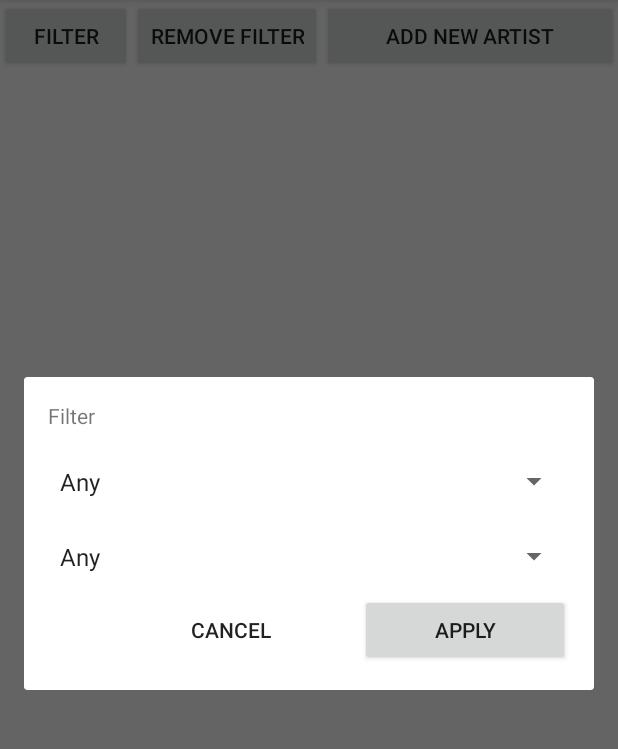
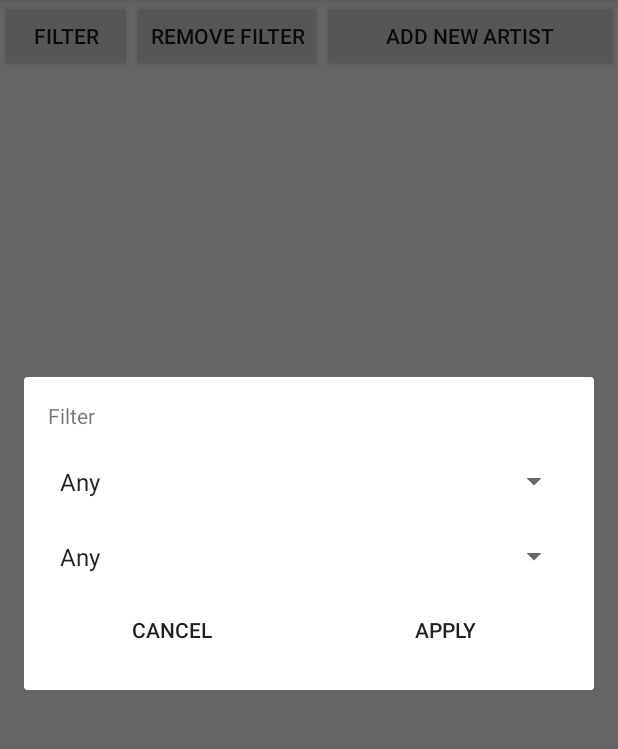
Before and after one commit to eTimokhov/MusicArtistsApp, an Android app: the screen it shows after launch (MainActivity), after a tap on "FILTER", on a phone screen of 412 x 824 dp, the part 84-833 px from its top. Run offline under Robolectric (Android 15) with nearby library versions, the phone set to English and light mode, and no system bars; our stand-ins replace Firebase (no records; nobody signed in at launch, a user with empty details on screens opened directly).

Commit message:
small layout fixes

```diff
--- a/app/src/main/res/layout/activity_artist_details.xml
+++ b/app/src/main/res/layout/activity_artist_details.xml
@@ -21,7 +21,7 @@
             android:layout_marginStart="8dp"
             android:layout_marginTop="8dp"
             android:textAppearance="@style/TextAppearance.AppCompat.Large"
-            android:textColor="@android:color/primary_text_dark"
+            android:textColor="@android:color/black"
             android:textStyle="bold"
             tools:text="John Doe" />
 
@@ -32,7 +32,7 @@
             android:layout_marginStart="8dp"
             android:layout_marginTop="8dp"
             android:textAppearance="@style/TextAppearance.AppCompat.Medium"
-            android:textColor="@android:color/white"
+            android:textColor="@android:color/primary_text_light_nodisable"
             tools:text="Pop, Hip-hop" />
 
     <TextView
@@ -42,7 +42,7 @@
             android:layout_marginStart="8dp"
             android:layout_marginTop="8dp"
             android:textAppearance="@style/TextAppearance.AppCompat.Small"
-            android:textColor="@android:color/white"
+            android:textColor="@android:color/background_dark"
             tools:text="United States" />
 
     <TextView
--- a/app/src/main/res/layout/add_artist_fragment.xml
+++ b/app/src/main/res/layout/add_artist_fragment.xml
@@ -75,11 +75,6 @@
             android:layout_height="wrap_content"
             android:orientation="horizontal">
 
-        <View
-                android:layout_width="0dp"
-                android:layout_height="0dp"
-                android:layout_weight="1" />
-
 
         <Button
                 android:id="@+id/add_artist_cancel"
@@ -92,6 +87,7 @@
 
         <Button
                 android:id="@+id/add_artist_save"
+                style="@android:style/Widget.DeviceDefault.Button.Borderless"
                 android:layout_width="wrap_content"
                 android:layout_height="wrap_content"
                 android:layout_weight="1"
--- a/app/src/main/res/layout/filter_fragment.xml
+++ b/app/src/main/res/layout/filter_fragment.xml
@@ -34,11 +34,6 @@
             android:layout_height="wrap_content"
             android:orientation="horizontal">
 
-        <View
-                android:layout_width="0dp"
-                android:layout_height="0dp"
-                android:layout_weight="1" />
-
         <Button
                 android:id="@+id/button_cancel"
                 style="@style/Base.Widget.AppCompat.Button.Borderless"
@@ -51,10 +46,11 @@
 
         <Button
                 android:id="@+id/button_search"
+                style="@android:style/Widget.DeviceDefault.Button.Borderless"
                 android:layout_width="wrap_content"
                 android:layout_height="wrap_content"
                 android:layout_weight="1"
-                android:text="@string/apply"/>
+                android:text="@string/apply" />
 
     </LinearLayout>
 
```
Also changed, not shown: app/src/main/java/com/example/musicartistsapp/FilterViewModel.java (deleted, +0 -7 lines).
